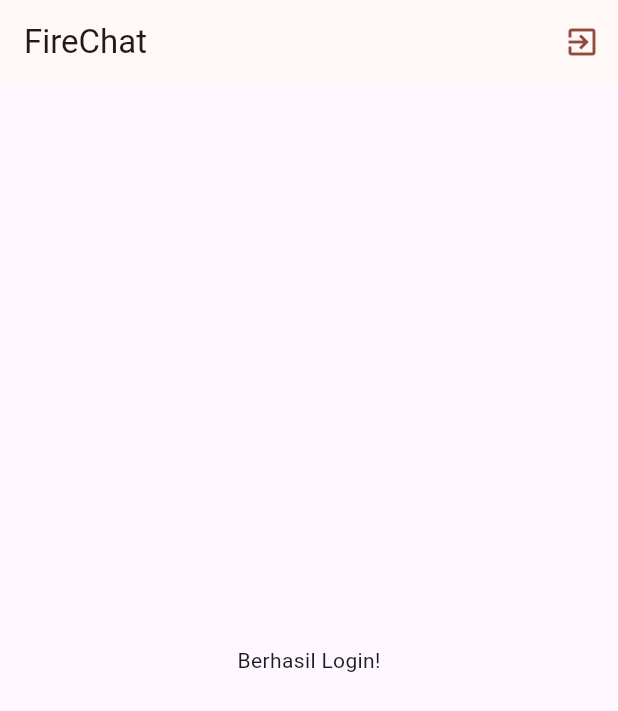
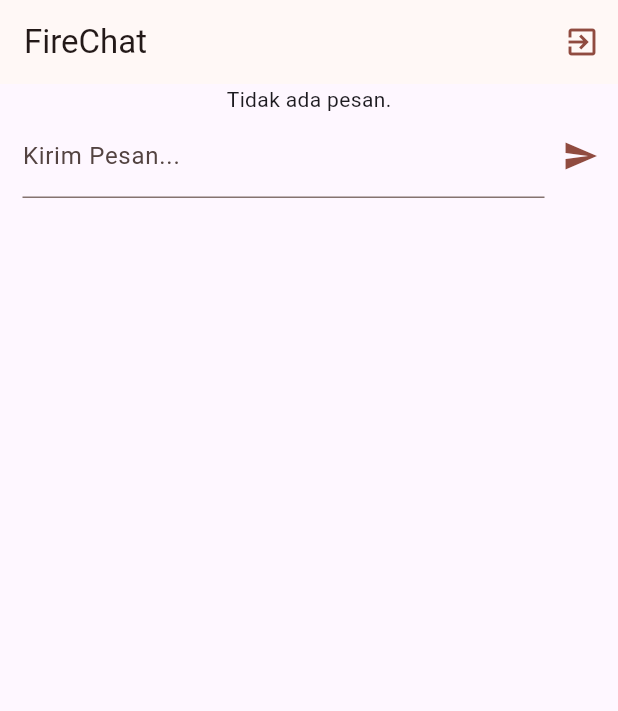
Before and after one commit to bagoesrex/FireChat-App, a Flutter app: the screen it shows once a user with an empty profile is signed in, on a phone screen of 412 x 824 dp. Shown: the top 711 px of the screen. Run offline on Flutter 3.47's test engine with Material 3 defaults, Android fonts, the phone set to English and light mode, and no system bars; our stand-ins replace cloud_firestore, firebase_auth, firebase_core; accounts and stored records are empty.

Commit message:
feat: add chatmessages and newmessages widget

```diff
--- a/lib/screens/chat.dart
+++ b/lib/screens/chat.dart
@@ -1,5 +1,8 @@
 import 'package:flutter/material.dart';
 import 'package:firebase_auth/firebase_auth.dart';
+
+import 'package:firechat_app/widgets/chat_messages.dart';
+import 'package:firechat_app/widgets/new_messages.dart';
 
 class ChatScreen extends StatelessWidget {
   const ChatScreen({super.key});
@@ -21,7 +24,7 @@ class ChatScreen extends StatelessWidget {
           ),
         ],
       ),
-      body: const Center(child: Text('Berhasil Login!')),
+      body: Column(children: const [ChatMessages(), NewMessages()]),
     );
   }
 }
--- /dev/null
+++ b/lib/widgets/chat_messages.dart
@@ -0,0 +1,10 @@
+import 'package:flutter/material.dart';
+
+class ChatMessages extends StatelessWidget {
+  const ChatMessages({super.key});
+
+  @override
+  Widget build(BuildContext context) {
+    return const Center(child: Text('Tidak ada pesan.'),);
+  }
+}
--- /dev/null
+++ b/lib/widgets/new_messages.dart
@@ -0,0 +1,57 @@
+import 'package:flutter/material.dart';
+
+class NewMessages extends StatefulWidget {
+  const NewMessages({super.key});
+
+  @override
+  State<NewMessages> createState() {
+    return _NewMessagesState();
+  }
+}
+
+class _NewMessagesState extends State<NewMessages> {
+  var _messageController = TextEditingController();
+
+  @override
+  void dispose() {
+    _messageController.dispose();
+    super.dispose();
+  }
+
+  void _submitMessage() {
+    final enteredMessage = _messageController.text;
+
+    if (enteredMessage.trim().isEmpty) {
+      return;
+    }
+
+    // uimpl send to firebase
+
+    _messageController.clear();
+  }
+
+  @override
+  Widget build(BuildContext context) {
+    return Padding(
+      padding: const EdgeInsets.only(left: 15, right: 1, bottom: 14),
+      child: Row(
+        children: [
+          Expanded(
+            child: TextField(
+              controller: _messageController,
+              textCapitalization: TextCapitalization.sentences,
+              autocorrect: true,
+              enableSuggestions: true,
+              decoration: const InputDecoration(labelText: 'Kirim Pesan...'),
+            ),
+          ),
+          IconButton(
+            onPressed: _submitMessage,
+            icon: Icon(Icons.send),
+            color: Theme.of(context).colorScheme.primary,
+          ),
+        ],
+      ),
+    );
+  }
+}
```
